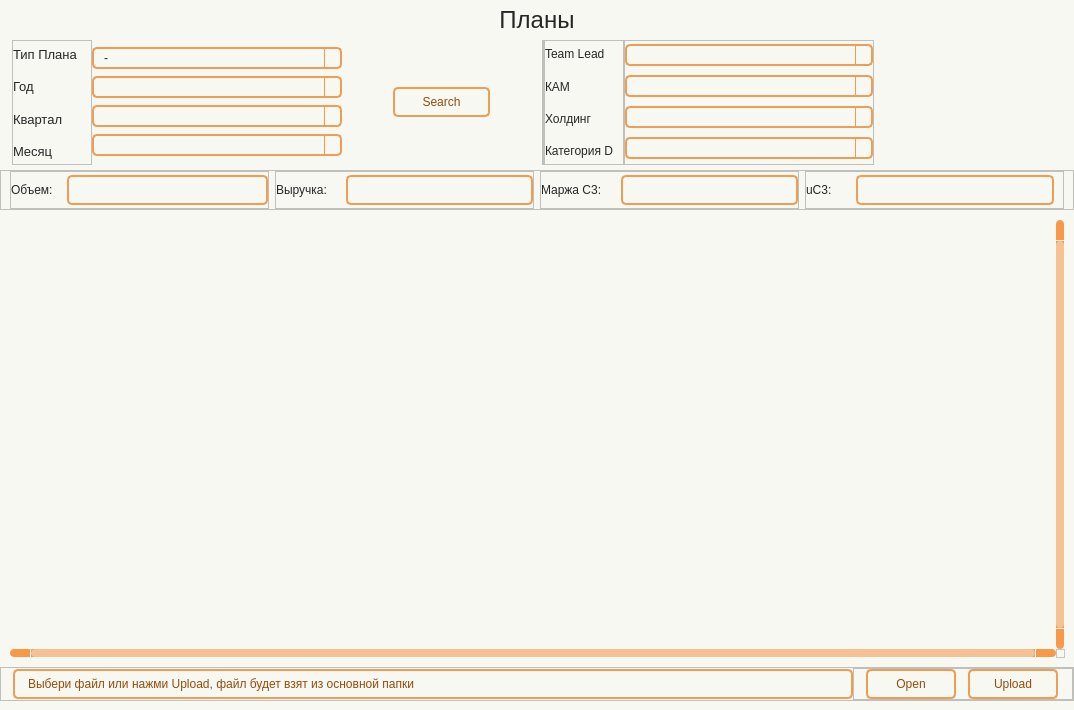
Old version of the form wind/pages/plans.ui in the repository Masik84/Daily_Report_QT.
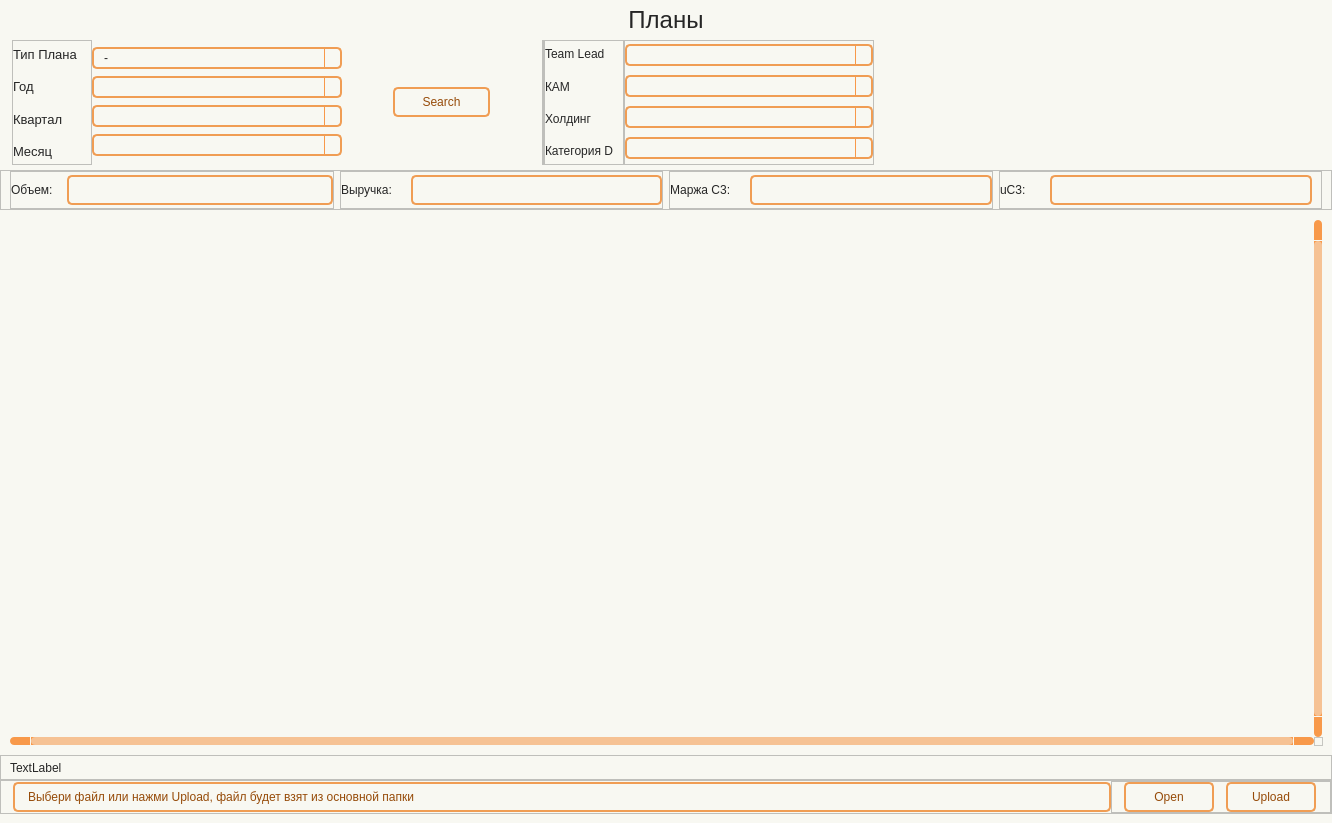
New version of the form. Icons and pictures are not drawn.

Patch:
```diff
--- a/wind/pages/plans.ui
+++ b/wind/pages/plans.ui
@@ -6,8 +6,8 @@
    <rect>
     <x>0</x>
     <y>0</y>
-    <width>1074</width>
-    <height>710</height>
+    <width>1332</width>
+    <height>823</height>
    </rect>
   </property>
   <property name="minimumSize">
@@ -1393,6 +1393,40 @@
         </attribute>
        </widget>
       </item>
+      <item>
+       <widget class="QFrame" name="frame_8">
+        <property name="minimumSize">
+         <size>
+          <width>0</width>
+          <height>25</height>
+         </size>
+        </property>
+        <property name="frameShape">
+         <enum>QFrame::Shape::StyledPanel</enum>
+        </property>
+        <property name="frameShadow">
+         <enum>QFrame::Shadow::Raised</enum>
+        </property>
+        <layout class="QHBoxLayout" name="horizontalLayout_11">
+         <property name="spacing">
+          <number>0</number>
+         </property>
+         <property name="topMargin">
+          <number>0</number>
+         </property>
+         <property name="bottomMargin">
+          <number>0</number>
+         </property>
+         <item>
+          <widget class="QLabel" name="label_msg">
+           <property name="text">
+            <string>TextLabel</string>
+           </property>
+          </widget>
+         </item>
+        </layout>
+       </widget>
+      </item>
       <item>
        <widget class="QFrame" name="frame_9">
         <property name="frameShape">
```
Left out of the diff: 3 changed lines with no effect on the pictures.
